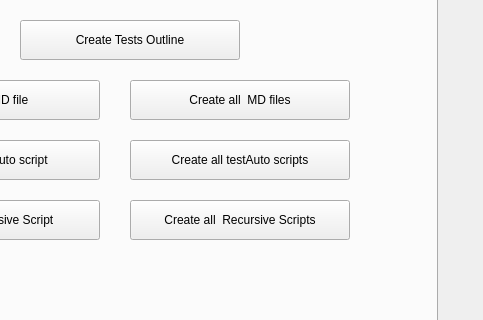
The window that tools/nitpick/ui/Nitpick.ui (vircadia/vircadia-native-core) describes before a commit, drawn with Qt 5; both pictures show x 237 to 720 and y 302 to 622 of the 720 by 870 pixel window.
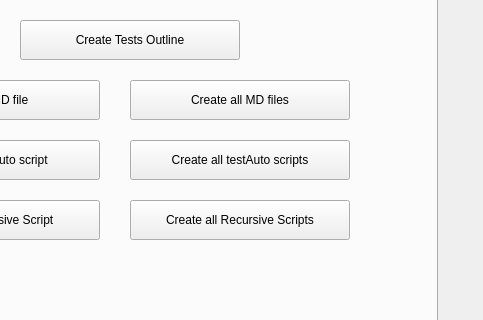
The same window after the commit. The open tabs and pages were chosen to show the change.

Commit message: Removed unnecessary of spaces.

What changed in the file:
```diff
--- a/tools/nitpick/ui/Nitpick.ui
+++ b/tools/nitpick/ui/Nitpick.ui
@@ -85,7 +85,7 @@
        </rect>
       </property>
       <property name="text">
-       <string>Create all  MD files</string>
+       <string>Create all MD files</string>
       </property>
      </widget>
      <widget class="QPushButton" name="createTestsOutlinePushbutton">
@@ -124,7 +124,7 @@
        </rect>
       </property>
       <property name="text">
-       <string>Create all  Recursive Scripts</string>
+       <string>Create all Recursive Scripts</string>
       </property>
      </widget>
      <widget class="QPushButton" name="createTestAutoScriptPushbutton">
```
Left out of the diff: 2 changed lines with no effect on the pictures.
